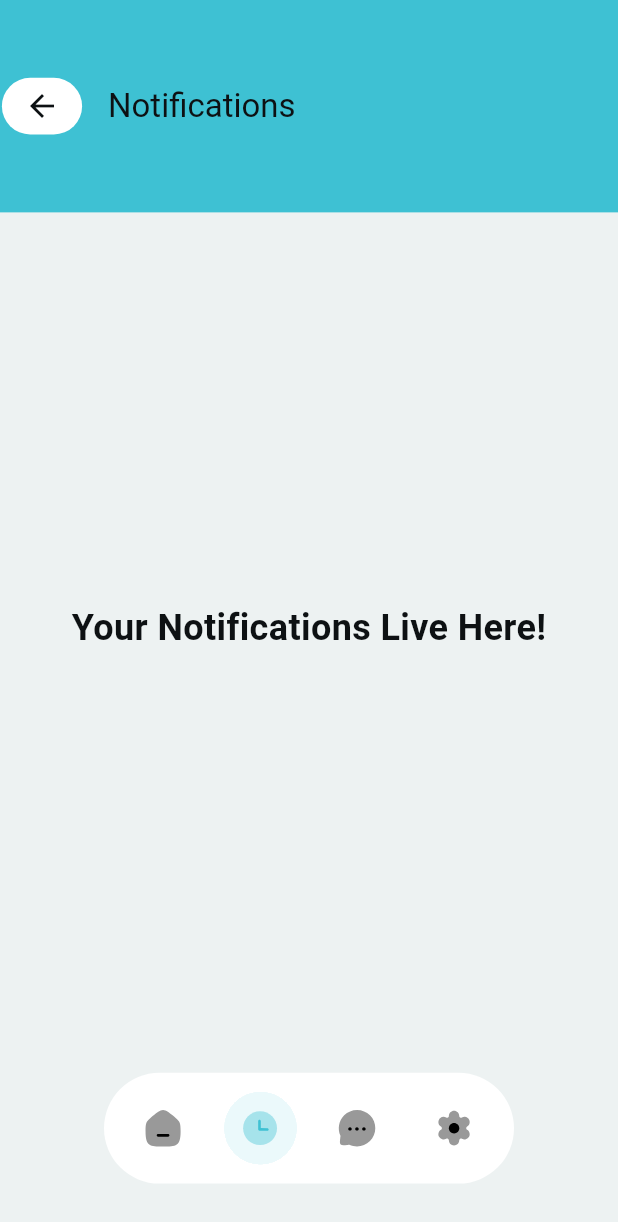
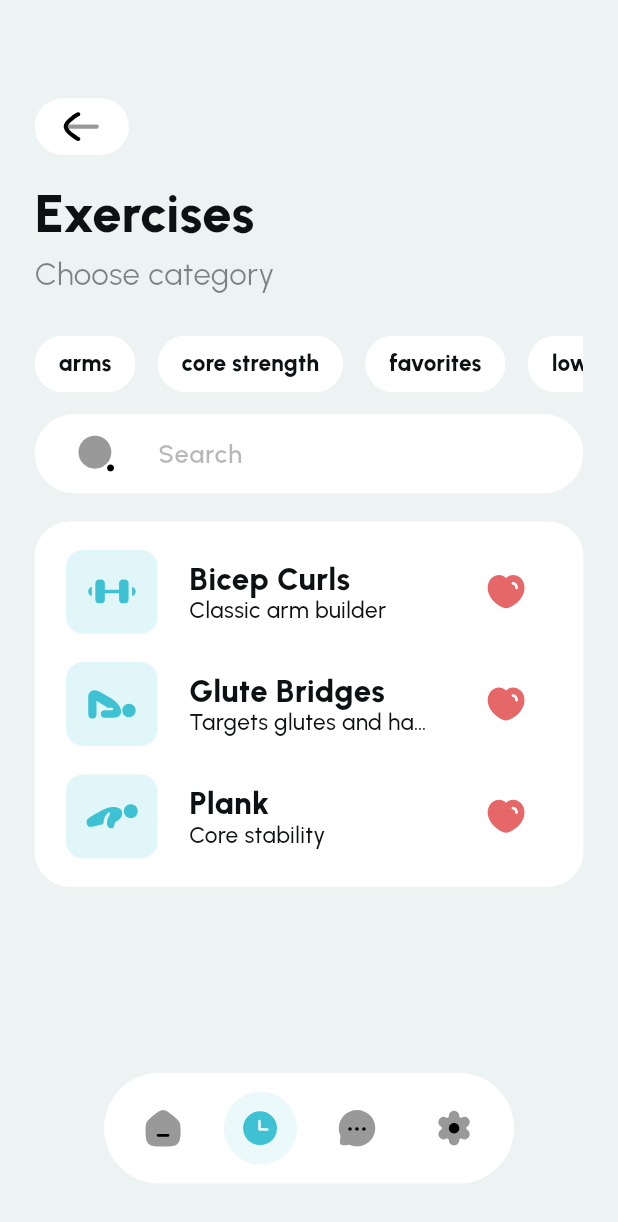
Before and after one commit to AdhamElagaty/physio_app_GradProj, a Flutter app: the Home screen opened by its route, item 2 of the bottom bar chosen, on a phone screen of 412 x 824 dp. Shown: the top 1222 px of the screen. Run offline on Flutter 3.47's test engine with Material 3 defaults, Android fonts, the phone set to English and light mode, and no system bars; our stand-ins replace bloc, camera, dartz, dio, equatable, flutter_bloc and 8 more; missing offline and left inert: google_mlkit_pose_detection, onnxruntime; accounts and stored records are empty.

Commit message:
Add base for history screen

```diff
--- a/lib/core/utils/styles/font.dart
+++ b/lib/core/utils/styles/font.dart
@@ -5,21 +5,21 @@ import 'package:flutter_screenutil/flutter_screenutil.dart';
 class AppTextStyles {
   static TextStyle title = TextStyle(
     color: AppColors.black,
-    fontSize: 40.sp,
+    fontSize: 37.sp,
     fontFamily: 'Urbanist',
     fontVariations: [FontVariation('wght', 800)],
   );
 
   static TextStyle subTitle = TextStyle(
     color: AppColors.black50,
-    fontSize: 23.sp,
+    fontSize: 22.sp,
     fontFamily: 'Urbanist',
     fontVariations: [FontVariation('wght', 400)],
   );
 
   static TextStyle header = TextStyle(
     color: AppColors.black,
-    fontSize: 23.sp,
+    fontSize: 22.sp,
     fontFamily: 'Urbanist',
     fontVariations: [FontVariation('wght', 800)],
   );
@@ -34,7 +34,7 @@ class AppTextStyles {
     color: AppColors.black,
     fontSize: 16.sp,
     fontFamily: 'Urbanist',
-    fontVariations: [FontVariation('wght', 400)],
+    fontVariations: [FontVariation('wght', 500)],
   );
 
   static TextStyle text = TextStyle(
@@ -76,7 +76,7 @@ class AppTextStyles {
     color: AppColors.grey,
     fontFamily: 'Urbanist',
     fontVariations: [FontVariation('wght', 800)],
-    fontSize: 23.sp,
+    fontSize: 22.sp,
   );
 }
 
--- a/lib/core/utils/styles/icons.dart
+++ b/lib/core/utils/styles/icons.dart
@@ -31,7 +31,9 @@ class AppIcons {
       'assets/images/Iconly/Bulk/Tick-Square.svg';
   static const String arrow_left_bulk =
       'assets/images/Iconly/Bulk/Arrow-Left-3.svg';
-  static const String time_circle = 'assets/images/Iconly/Bulk/Time-Circle.svg';
+  static const String history_bulk =
+      'assets/images/Iconly/Bulk/Time-Circle.svg';
+  static const String history = 'assets/images/Iconly/Bold/Time-Circle.svg';
   static const String arms = 'assets/images/Arms.svg';
   static const String core_strength = 'assets/images/Core-Strength.svg';
   static const String lower_body = 'assets/images/Lower-Body.svg';
--- /dev/null
+++ b/lib/features/home/presentation/screens/history/history.dart
@@ -0,0 +1,264 @@
+import 'package:flutter/material.dart';
+import 'package:flutter_screenutil/flutter_screenutil.dart';
+import 'package:gradproject/core/common_widgets/excerices.dart';
+import 'package:gradproject/core/utils/styles/colors.dart';
+import 'package:gradproject/core/utils/styles/font.dart';
+import 'package:gradproject/core/utils/styles/icons.dart';
+import 'package:gradproject/core/utils/widgets/nav_bar.dart';
+import 'package:gradproject/core/utils/widgets/tile.dart';
+import 'package:gradproject/features/common_exercise/domain/entities/enums/exercise_type.dart';
+import 'package:gradproject/features/home/presentation/screens/home_content/description.dart';
+
+class History extends StatefulWidget {
+  History({super.key, this.autoHistory = false, this.selectedCategory});
+
+  final String? selectedCategory;
+  final bool autoHistory;
+  final TextEditingController SearchController = TextEditingController();
+
+  @override
+  State<History> createState() => _HistoryState();
+}
+
+class _HistoryState extends State<History> {
+  List<Exercise> _filteredExercises = [];
+  Set<String> _activeFilters = {};
+
+  @override
+  void initState() {
+    super.initState();
+    if (widget.selectedCategory != null) {
+      _activeFilters.add(widget.selectedCategory!.toLowerCase());
+    }
+    _filterExercises();
+    widget.SearchController.addListener(_filterExercises);
+  }
+
+  @override
+  void dispose() {
+    widget.SearchController.removeListener(_filterExercises);
+    widget.SearchController.dispose();
+    super.dispose();
+  }
+
+  void _filterExercises() {
+    setState(() {
+      _filteredExercises = allExercises.where((exercise) {
+        final exerciseCategory = exercise.category.toLowerCase();
+        final HistoryQuery = widget.SearchController.text.toLowerCase();
+        bool matchesHistoryQuery = HistoryQuery.isEmpty ||
+            exercise.name.toLowerCase().contains(HistoryQuery) ||
+            exercise.subtitle.toLowerCase().contains(HistoryQuery);
+
+        if (_activeFilters.isEmpty && widget.selectedCategory == null) {
+          return matchesHistoryQuery;
+        }
+
+        bool categoryMatch = _activeFilters.contains(exerciseCategory);
+
+        if (_activeFilters.contains('favorites') && exercise.isFavorite) {
+          if (_activeFilters.length == 1) {
+            return matchesHistoryQuery && exercise.isFavorite;
+          } else if (_activeFilters.contains(exerciseCategory)) {
+            return matchesHistoryQuery && exercise.isFavorite && categoryMatch;
+          } else {
+            return matchesHistoryQuery && exercise.isFavorite;
+          }
+        }
+
+        return matchesHistoryQuery && categoryMatch;
+      }).toList();
+    });
+  }
+
+  void _toggleFilter(String category) {
+    setState(() {
+      final lowerCaseCategory = category.toLowerCase();
+
+      if (widget.selectedCategory != null &&
+          lowerCaseCategory == widget.selectedCategory!.toLowerCase() &&
+          !_activeFilters.contains(lowerCaseCategory) &&
+          _activeFilters.isNotEmpty) {
+        _activeFilters.add(lowerCaseCategory);
+      } else if (_activeFilters.contains(lowerCaseCategory)) {
+        if (widget.selectedCategory != null &&
+            lowerCaseCategory == widget.selectedCategory!.toLowerCase() &&
+            _activeFilters.length == 1) {
+          return;
+        } else {
+          _activeFilters.remove(lowerCaseCategory);
+        }
+      } else {
+        if (widget.selectedCategory != null &&
+            lowerCaseCategory != 'favorites') {
+          _activeFilters.clear();
+          _activeFilters.add(widget.selectedCategory!.toLowerCase());
+          _activeFilters.add(lowerCaseCategory);
+        } else {
+          _activeFilters.add(lowerCaseCategory);
+        }
+      }
+
+      if (_activeFilters.isEmpty && widget.selectedCategory != null) {
+        _activeFilters.add(widget.selectedCategory!.toLowerCase());
+      }
+      _filterExercises();
+    });
+  }
+
+  ExerciseType getExerciseTypeFromName(String name) {
+    switch (name.toLowerCase()) {
+      case 'plank':
+        return ExerciseType.plank;
+      case 'bicep curls':
+        return ExerciseType.bicepCurl;
+      case 'glute bridges':
+        return ExerciseType.gluteBridge;
+      default:
+        throw Exception('Unknown exercise type: $name');
+    }
+  }
+
+  @override
+  Widget build(BuildContext context) {
+    int index = 0;
+    Set<String> allUniqueCategories =
+        allExercises.map((e) => e.category.toLowerCase()).toSet();
+    allUniqueCategories.add('favorites');
+    List<String> displayCategories = allUniqueCategories.toList()..sort();
+
+    List<String> sortedDisplayCategories = [
+      ..._activeFilters.where(displayCategories.contains),
+      ...displayCategories.where((c) => !_activeFilters.contains(c)),
+    ];
+
+    return Scaffold(
+      body: Padding(
+        padding: EdgeInsets.fromLTRB(22.w, 30.h, 22.w, 0.h),
+        child: Column(
+          crossAxisAlignment: CrossAxisAlignment.start,
+          children: [
+            SizedBox(height: 34.h),
+            IconButton(
+              onPressed: () => Navigator.of(context).pop(),
+              icon: AppIcon(AppIcons.arrow_left_bulk, size: 33.33.w),
+            ),
+            SizedBox(height: 10.h),
+            Text('Exercises', style: AppTextStyles.title),
+            Text('Choose category', style: AppTextStyles.subTitle),
+            SizedBox(height: 22.h),
+            SingleChildScrollView(
+              scrollDirection: Axis.horizontal,
+              padding: EdgeInsets.zero,
+              physics: BouncingScrollPhysics(),
+              child: Row(
+                children: sortedDisplayCategories.map((category) {
+                  bool isActive = _activeFilters.contains(category);
+                  bool isInitialCategory = widget.selectedCategory != null &&
+                      category == widget.selectedCategory!.toLowerCase();
+
+                  return Padding(
+                    padding: EdgeInsets.only(right: 14.w),
+                    child: ChoiceChip(
+                      label: Text(
+                        category,
+                        style: AppTextStyles.secondaryTextButton.copyWith(
+                          color: isActive ? AppColors.teal : AppColors.black,
+                        ),
+                      ),
+                      selected: isActive,
+                      onSelected: (_) {
+                        if (isInitialCategory &&
+                            isActive &&
+                            _activeFilters.length == 1) return;
+                        _toggleFilter(category);
+                      },
+                      selectedColor: AppColors.teal.withAlpha(39),
+                      backgroundColor: AppColors.white,
+                      checkmarkColor: AppColors.teal,
+                      shape: RoundedRectangleBorder(
+                        borderRadius: BorderRadius.circular(50.r),
+                      ),
+                      side: BorderSide.none,
+                    ),
+                  );
+                }).toList(),
+              ),
+            ),
+            SizedBox(height: 10.h),
+            SearchBar(
+              autoFocus: widget.autoHistory,
+              leading: AppIcon(AppIcons.search_bulk, size: 30.72),
+              hintText: 'Search',
+              controller: widget.SearchController,
+              onChanged: (_) => _filterExercises(),
+            ),
+            SizedBox(height: 20.h),
+            Expanded(
+              child: SingleChildScrollView(
+                padding: EdgeInsets.zero,
+                physics: BouncingScrollPhysics(),
+                child: Container(
+                  clipBehavior: Clip.antiAlias,
+                  padding: EdgeInsets.symmetric(horizontal: 0.w, vertical: 0.h),
+                  decoration: BoxDecoration(
+                    color: AppColors.white,
+                    borderRadius: BorderRadius.circular(25.r),
+                  ),
+                  child: Column(
+                    children: _filteredExercises.isEmpty
+                        ? [
+                            Center(
+                              child: Text(
+                                'No exercises found.',
+                                style: AppTextStyles.subTitle,
+                              ),
+                            )
+                          ]
+                        : _filteredExercises.map((exercise) {
+                            return Tile(
+                              onTap: () {
+                                Future.delayed(Duration(milliseconds: 150), () {
+                                  Navigator.of(context).push(
+                                    MaterialPageRoute(
+                                      builder: (context) => Description(
+                                        exerciseName: exercise.name,
+                                        categoryName: exercise.category,
+                                        description: exercise.description,
+                                      ),
+                                    ),
+                                  );
+                                });
+                              },
+                              icon: AppIcon(exercise.iconPath,
+                                  color: AppColors.teal, size: 46.w),
+                              title: exercise.name,
+                              subTitle: exercise.subtitle,
+                              isFirst: index == 0,
+                              isEnd: index++ == _filteredExercises.length - 1,
+                              trailing: IconButton(
+                                onPressed: () {},
+                                icon: exercise.isFavorite
+                                    ? AppIcon(
+                                        AppIcons.heart,
+                                        color: AppColors.red,
+                                        size: 30.w,
+                                      )
+                                    : AppIcon(
+                                        AppIcons.heart_stroke,
+                                        color: AppColors.black50,
+                                        size: 30.w,
+                                      ),
+                              ),
+                            );
+                          }).toList(),
+                  ),
+                ),
+              ),
+            )
+          ],
+        ),
+      ),
+    );
+  }
+}
--- a/lib/features/home/presentation/screens/home.dart
+++ b/lib/features/home/presentation/screens/home.dart
@@ -13,7 +13,7 @@ import 'package:gradproject/features/home/presentation/screens/chat_bot/presenta
 import 'package:gradproject/features/home/presentation/screens/chat_bot/presentation/screen/chat_history_screen.dart';
 import 'package:gradproject/features/home/presentation/screens/chat_bot/presentation/screen/chat_screen.dart';
 import 'package:gradproject/features/home/presentation/screens/home_content/home_content.dart';
-import 'package:gradproject/features/home/presentation/screens/notification/notification.dart';
+import 'package:gradproject/features/home/presentation/screens/history/history.dart';
 import 'package:gradproject/features/home/presentation/screens/setting/setting.dart';
 import 'package:gradproject/features/home/presentation/screens/tasks/tasks.dart';
 import 'package:gradproject/features/pose_detection_handling/services/pose_detection_service.dart';
@@ -48,7 +48,7 @@ class _HomeState extends State<Home> {
   late List<Widget> pages = <Widget>[
     HomePageContent(),
     // TasksPage(),
-    NotificationsPage(),
+    History(),
     ChatHistoryScreen(),
     SettingsPage(),
   ];
@@ -64,7 +64,7 @@ class _HomeState extends State<Home> {
     final List<String> navIcons = [
       AppIcons.home,
       // AppIcons.tick_square,
-      AppIcons.time_circle,
+      AppIcons.history,
       AppIcons.chat,
       AppIcons.setting,
     ];
--- a/lib/features/home/presentation/screens/home_content/home_content.dart
+++ b/lib/features/home/presentation/screens/home_content/home_content.dart
@@ -26,7 +26,7 @@ class HomePageContent extends StatelessWidget {
       },
       {
         'title': 'Arms',
-        'subtitle': '${'Handful'}',
+        'subtitle': 'Boost your arm strength',
         'color': AppColors.purple,
         'icon': AppIcons.arms,
       },
--- a/lib/features/home/presentation/screens/notification/notification.dart
+++ /dev/null
@@ -1,22 +0,0 @@
-import 'package:flutter/material.dart';
-import 'package:gradproject/core/utils/styles/colors.dart';
-
-class NotificationsPage extends StatelessWidget {
-  const NotificationsPage({super.key});
-
-  @override
-  Widget build(BuildContext context) {
-    return Scaffold(
-      appBar: AppBar(
-        title: const Text('Notifications'),
-        backgroundColor: AppColors.teal,
-      ),
-      body: const Center(
-        child: Text(
-          'Your Notifications Live Here!',
-          style: TextStyle(fontSize: 24, fontWeight: FontWeight.bold),
-        ),
-      ),
-    );
-  }
-}
--- a/pubspec.yaml
+++ b/pubspec.yaml
@@ -82,6 +82,7 @@ flutter:
     - assets/images/Iconly/Bulk/Edit.svg
     - assets/images/Iconly/Bulk/Delete.svg
     - assets/images/Iconly/Bulk/Time-Circle.svg
+    - assets/images/Iconly/Bold/Time-Circle.svg
     - assets/images/Iconly/Stroke/Heart.svg
     - assets/images/AI_blur_effect.svg
     - assets/images/AI_blur_effect.png
```
Also changed, not shown: assets/images/Iconly/Bold/Time-Circle.svg (added).
